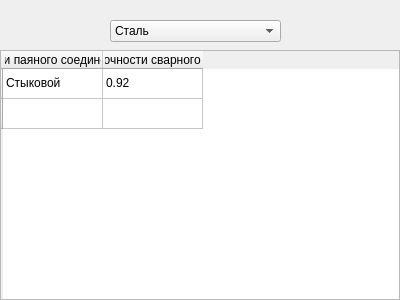
darkbgit/Raschet, file Raschet/FiForm.ui: the form before one commit.
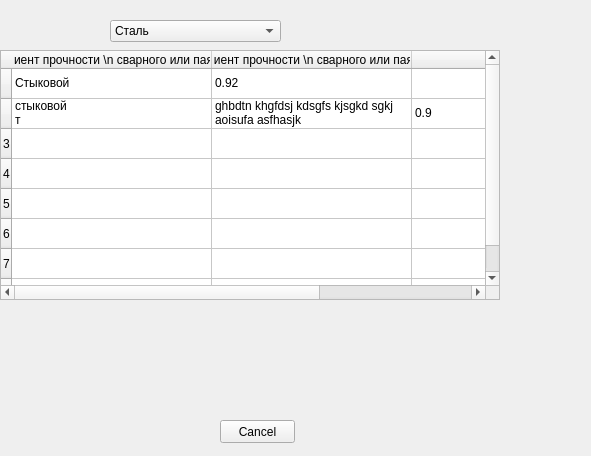
The form after the commit.

```diff
--- a/Raschet/FiForm.ui
+++ b/Raschet/FiForm.ui
@@ -9,8 +9,8 @@
    <rect>
     <x>0</x>
     <y>0</y>
-    <width>400</width>
-    <height>300</height>
+    <width>591</width>
+    <height>456</height>
    </rect>
   </property>
   <property name="windowTitle">
@@ -51,12 +51,15 @@
     <rect>
      <x>0</x>
      <y>50</y>
-     <width>400</width>
+     <width>500</width>
      <height>250</height>
     </rect>
    </property>
    <property name="sizeAdjustPolicy">
-    <enum>QAbstractScrollArea::AdjustIgnored</enum>
+    <enum>QAbstractScrollArea::AdjustToContents</enum>
+   </property>
+   <property name="editTriggers">
+    <set>QAbstractItemView::AnyKeyPressed|QAbstractItemView::DoubleClicked|QAbstractItemView::EditKeyPressed|QAbstractItemView::SelectedClicked</set>
    </property>
    <property name="selectionMode">
     <enum>QAbstractItemView::SingleSelection</enum>
@@ -64,6 +67,18 @@
    <property name="selectionBehavior">
     <enum>QAbstractItemView::SelectRows</enum>
    </property>
+   <property name="textElideMode">
+    <enum>Qt::ElideNone</enum>
+   </property>
+   <property name="rowCount">
+    <number>8</number>
+   </property>
+   <property name="columnCount">
+    <number>3</number>
+   </property>
+   <attribute name="horizontalHeaderDefaultSectionSize">
+    <number>200</number>
+   </attribute>
    <row>
     <property name="text">
      <string/>
@@ -74,29 +89,68 @@
      <string/>
     </property>
    </row>
+   <row/>
+   <row/>
+   <row/>
+   <row/>
+   <row/>
+   <row/>
    <column>
     <property name="text">
-     <string>Вид сварного шва или паяного соединения и способ сварки</string>
+     <string>Коэффициент прочности \n сварного или паяного шва</string>
     </property>
    </column>
    <column>
     <property name="text">
-     <string>Коэффициент прочности сварного или паяного шва</string>
+     <string>Коэффициент прочности \n сварного или паяного шва</string>
     </property>
    </column>
+   <column/>
    <item row="0" column="0">
     <property name="text">
      <string>Стыковой</string>
     </property>
+    <property name="flags">
+     <set>ItemIsSelectable|ItemIsDragEnabled|ItemIsEnabled</set>
+    </property>
    </item>
    <item row="0" column="1">
     <property name="text">
      <string>0.92</string>
     </property>
     <property name="flags">
-     <set>ItemIsSelectable|ItemIsEditable|ItemIsDragEnabled|ItemIsUserCheckable|ItemIsEnabled</set>
+     <set>ItemIsSelectable|ItemIsDragEnabled|ItemIsEnabled</set>
     </property>
    </item>
+   <item row="1" column="0">
+    <property name="text">
+     <string>стыковой
+т</string>
+    </property>
+   </item>
+   <item row="1" column="1">
+    <property name="text">
+     <string>ghbdtn khgfdsj kdsgfs kjsgkd sgkj aoisufa asfhasjk</string>
+    </property>
+   </item>
+   <item row="1" column="2">
+    <property name="text">
+     <string>0.9</string>
+    </property>
+   </item>
+  </widget>
+  <widget class="QPushButton" name="pbCancel">
+   <property name="geometry">
+    <rect>
+     <x>220</x>
+     <y>420</y>
+     <width>75</width>
+     <height>23</height>
+    </rect>
+   </property>
+   <property name="text">
+    <string>Cancel</string>
+   </property>
   </widget>
  </widget>
  <resources/>
```
Left out of the diff: 4 changed lines with no effect on the pictures.
